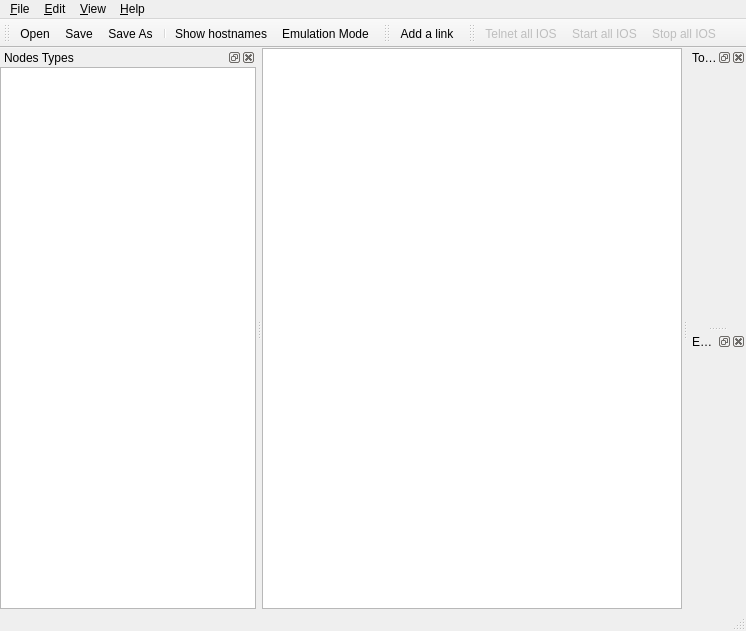
Old version of the form GNS3/Ui/Form_MainWindow.ui in the repository GNS3/gns3-legacy.
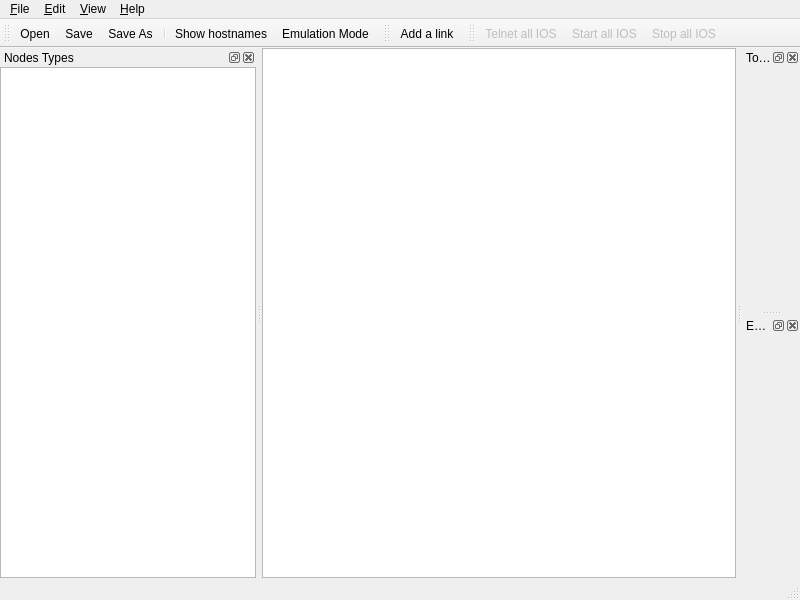
New version of the form. Icons and pictures are not drawn. Custom widgets are drawn as their Qt base class.

Commit message:
[GUI] Add global GUI mode switching.
- Now when user switch between GUI `modes' and depending of the context:
   - docks will hide/show
   - toolbars will be disabled/enabled

- Form_MainWindow: fix toolbar name (toolbar_Simulation -> toolbar_Emulation)

Diff of the .ui file:
```diff
--- a/GNS3/Ui/Form_MainWindow.ui
+++ b/GNS3/Ui/Form_MainWindow.ui
@@ -5,8 +5,8 @@
    <rect>
     <x>0</x>
     <y>0</y>
-    <width>746</width>
-    <height>631</height>
+    <width>800</width>
+    <height>600</height>
    </rect>
   </property>
   <property name="windowTitle" >
@@ -52,7 +52,7 @@
     <rect>
      <x>0</x>
      <y>0</y>
-     <width>746</width>
+     <width>800</width>
      <height>31</height>
     </rect>
    </property>
@@ -148,10 +148,7 @@
     <number>1</number>
    </attribute>
    <widget class="QWidget" name="dockWidgetContents_NodeTypes" >
-    <layout class="QHBoxLayout" >
-     <property name="spacing" >
-      <number>0</number>
-     </property>
+    <layout class="QGridLayout" >
      <property name="leftMargin" >
       <number>0</number>
      </property>
@@ -164,14 +161,14 @@
      <property name="bottomMargin" >
       <number>0</number>
      </property>
-     <item>
+     <property name="horizontalSpacing" >
+      <number>-1</number>
+     </property>
+     <property name="verticalSpacing" >
+      <number>-1</number>
+     </property>
+     <item row="0" column="0" >
       <widget class="nodesDock" name="panel_nodesTypesList" >
-       <property name="sizePolicy" >
-        <sizepolicy vsizetype="Preferred" hsizetype="Preferred" >
-         <horstretch>0</horstretch>
-         <verstretch>0</verstretch>
-        </sizepolicy>
-       </property>
        <property name="dragEnabled" >
         <bool>true</bool>
        </property>
```
Left out of the diff: 14 changed lines with no effect on the pictures. The commit also changes 3 other files.
